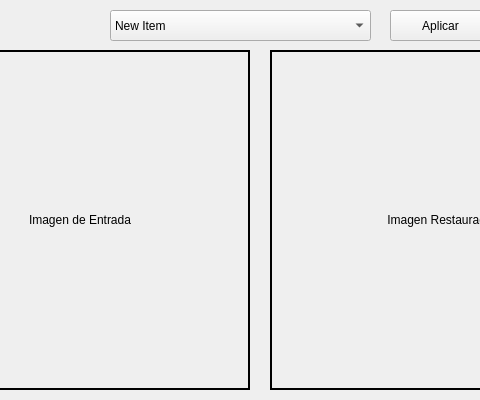
Above: interfaz.ui from wjvelez/Restauracion-de-Imagenes before the change; both pictures show x 340 to 820 and y 0 to 400 of the 960 by 400 pixel window. Below: the same form after it.
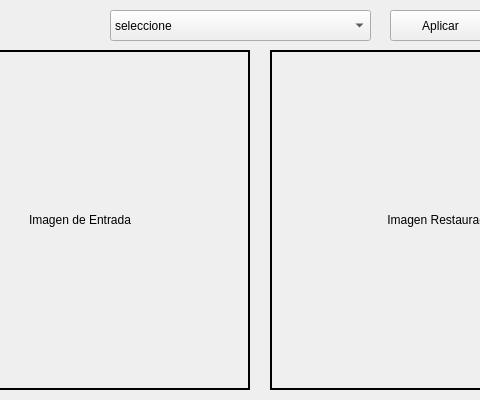
That is the form after the change.

What changed in the file:
```diff
--- a/interfaz.ui
+++ b/interfaz.ui
@@ -112,7 +112,7 @@
     </property>
     <item>
      <property name="text">
-      <string>New Item</string>
+      <string>seleccione</string>
      </property>
     </item>
     <item>
```
Left out of the diff: 40 changed lines with no effect on the pictures.
